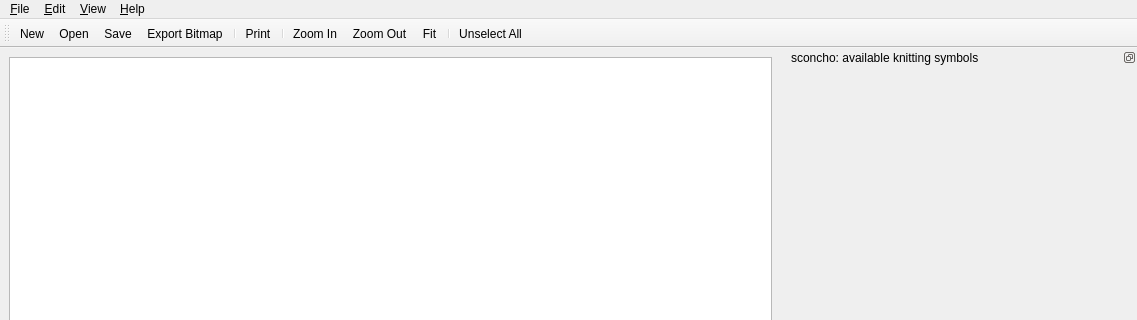
First picture: the form in sconcho/gui/ui/mainWindow.ui, repository haskelladdict/sconcho, before the edit; both pictures show x 0 to 1137 and y 0 to 320 of the 1137 by 777 pixel window.
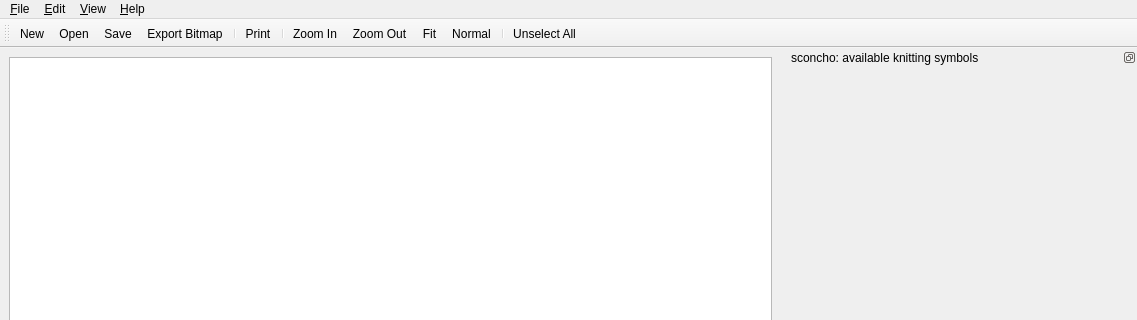
Second picture: the form after the edit. Icons and pictures are not drawn. Custom widgets are drawn as their Qt base class.

Commit message: Added action and icon for "Zoom normal".

Diff of the .ui file:
```diff
--- a/sconcho/gui/ui/mainWindow.ui
+++ b/sconcho/gui/ui/mainWindow.ui
@@ -203,6 +203,7 @@
    <addaction name="actionZoom_In"/>
    <addaction name="actionZoom_Out"/>
    <addaction name="actionFit"/>
+   <addaction name="action_Normal"/>
    <addaction name="separator"/>
    <addaction name="actionUnselect_All"/>
   </widget>
@@ -486,6 +487,15 @@
     <string>Chech Pattern Grid</string>
    </property>
   </action>
+  <action name="action_Normal">
+   <property name="icon">
+    <iconset resource="../icons.qrc">
+     <normaloff>:/icons/zoom-original.svg</normaloff>:/icons/zoom-original.svg</iconset>
+   </property>
+   <property name="text">
+    <string>&amp;Normal</string>
+   </property>
+  </action>
  </widget>
  <customwidgets>
   <customwidget>
```
Left out of the diff: 1 changed line with no effect on the pictures. The commit also changes 12 other files.
